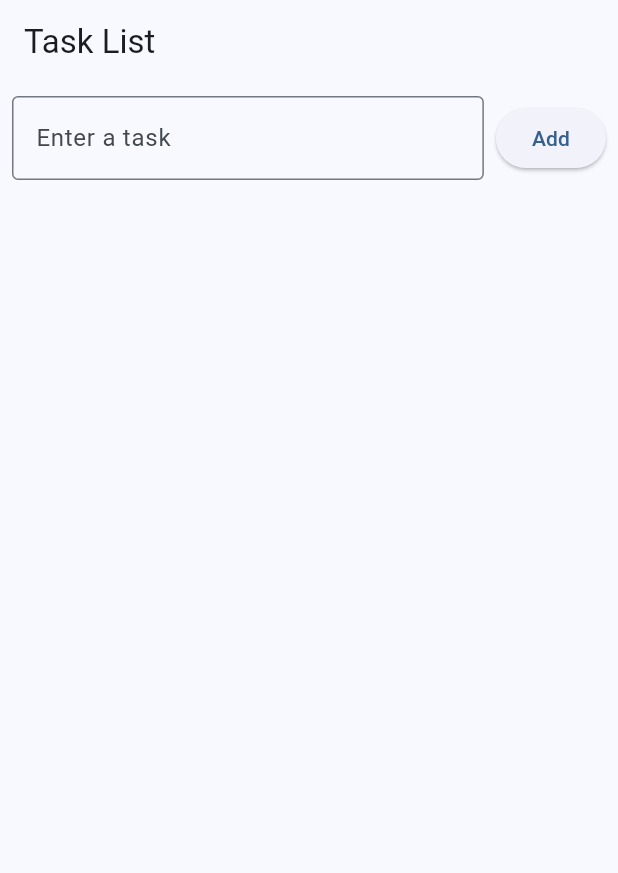
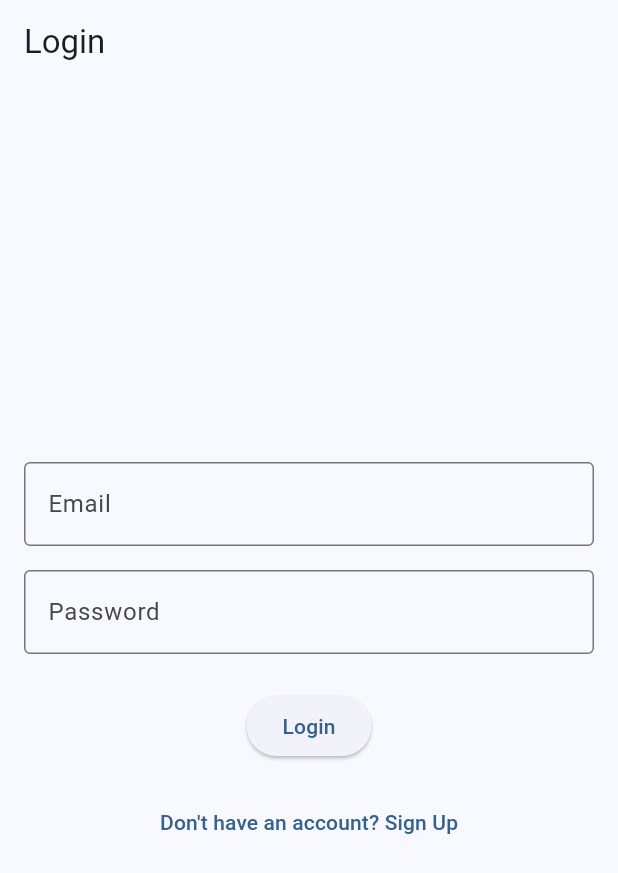
Before and after one commit to tarani22/quicktask, a Flutter app: the screen it shows after launch, on a phone screen of 412 x 824 dp. Shown: the top 873 px of the screen. Run offline on Flutter 3.47's test engine with Material 3 defaults, Android fonts, the phone set to English and light mode, and no system bars.

```diff
--- a/lib/main.dart
+++ b/lib/main.dart
@@ -1,5 +1,5 @@
 import 'package:flutter/material.dart';
-import 'screens/task_screen.dart';
+import 'screens/auth_screen.dart';
 
 void main() {
   runApp(const MyApp());
@@ -11,12 +11,12 @@ class MyApp extends StatelessWidget {
   @override
   Widget build(BuildContext context) {
     return MaterialApp(
-      title: 'My App',
+      title: 'Task Manager',
       theme: ThemeData(
         colorScheme: ColorScheme.fromSeed(seedColor: Colors.blue),
         useMaterial3: true,
       ),
-      home: const TaskScreen(),
+      home: const AuthScreen(),
     );
   }
 }
--- /dev/null
+++ b/lib/screens/auth_screen.dart
@@ -0,0 +1,106 @@
+ import 'package:flutter/material.dart';
+import 'task_screen.dart';
+
+class AuthScreen extends StatefulWidget {
+  const AuthScreen({super.key});
+
+  @override
+  State<AuthScreen> createState() => _AuthScreenState();
+}
+
+class _AuthScreenState extends State<AuthScreen> {
+  bool _isLogin = true;
+  final _formKey = GlobalKey<FormState>();
+  final _emailController = TextEditingController();
+  final _passwordController = TextEditingController();
+
+  @override
+  void dispose() {
+    _emailController.dispose();
+    _passwordController.dispose();
+    super.dispose();
+  }
+
+  void _submitForm() {
+    if (_formKey.currentState!.validate()) {
+      // TODO: Implement actual authentication
+      // For now, just navigate to TaskScreen
+      Navigator.of(context).pushReplacement(
+        MaterialPageRoute(builder: (context) => const TaskScreen()),
+      );
+    }
+  }
+
+  @override
+  Widget build(BuildContext context) {
+    return Scaffold(
+      appBar: AppBar(
+        title: Text(_isLogin ? 'Login' : 'Sign Up'),
+      ),
+      body: Padding(
+        padding: const EdgeInsets.all(16.0),
+        child: Form(
+          key: _formKey,
+          child: Column(
+            mainAxisAlignment: MainAxisAlignment.center,
+            children: [
+              TextFormField(
+                controller: _emailController,
+                decoration: const InputDecoration(
+                  labelText: 'Email',
+                  border: OutlineInputBorder(),
+                ),
+                keyboardType: TextInputType.emailAddress,
+                validator: (value) {
+                  if (value == null || value.isEmpty) {
+                    return 'Please enter your email';
+                  }
+                  if (!value.contains('@')) {
+                    return 'Please enter a valid email';
+                  }
+                  return null;
+                },
+              ),
+              const SizedBox(height: 16),
+              TextFormField(
+                controller: _passwordController,
+                decoration: const InputDecoration(
+                  labelText: 'Password',
+                  border: OutlineInputBorder(),
+                ),
+                obscureText: true,
+                validator: (value) {
+                  if (value == null || value.isEmpty) {
+                    return 'Please enter your password';
+                  }
+                  if (value.length < 6) {
+                    return 'Password must be at least 6 characters';
+                  }
+                  return null;
+                },
+              ),
+              const SizedBox(height: 24),
+              ElevatedButton(
+                onPressed: _submitForm,
+                child: Text(_isLogin ? 'Login' : 'Sign Up'),
+              ),
+              const SizedBox(height: 16),
+              TextButton(
+                onPressed: () {
+                  setState(() {
+                    _isLogin = !_isLogin;
+                  });
+                },
+                child: Text(
+                  _isLogin
+                      ? 'Don\'t have an account? Sign Up'
+                      : 'Already have an account? Login',
+                ),
+              ),
+            ],
+          ),
+        ),
+      ),
+    );
+  }
+}
```
